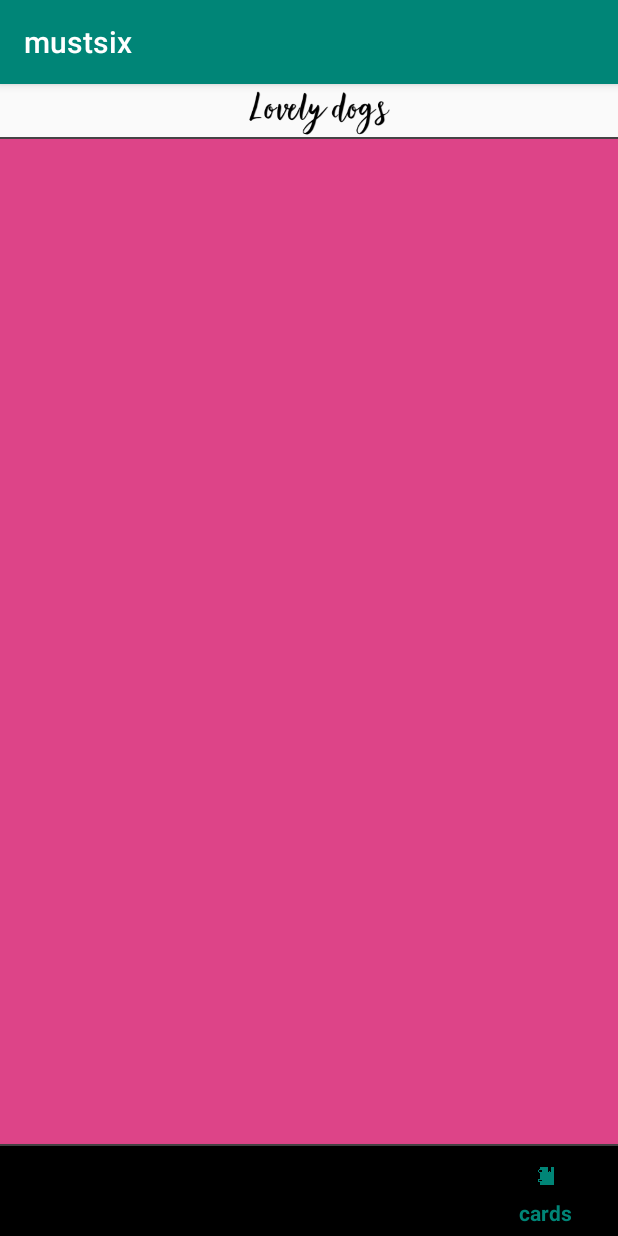
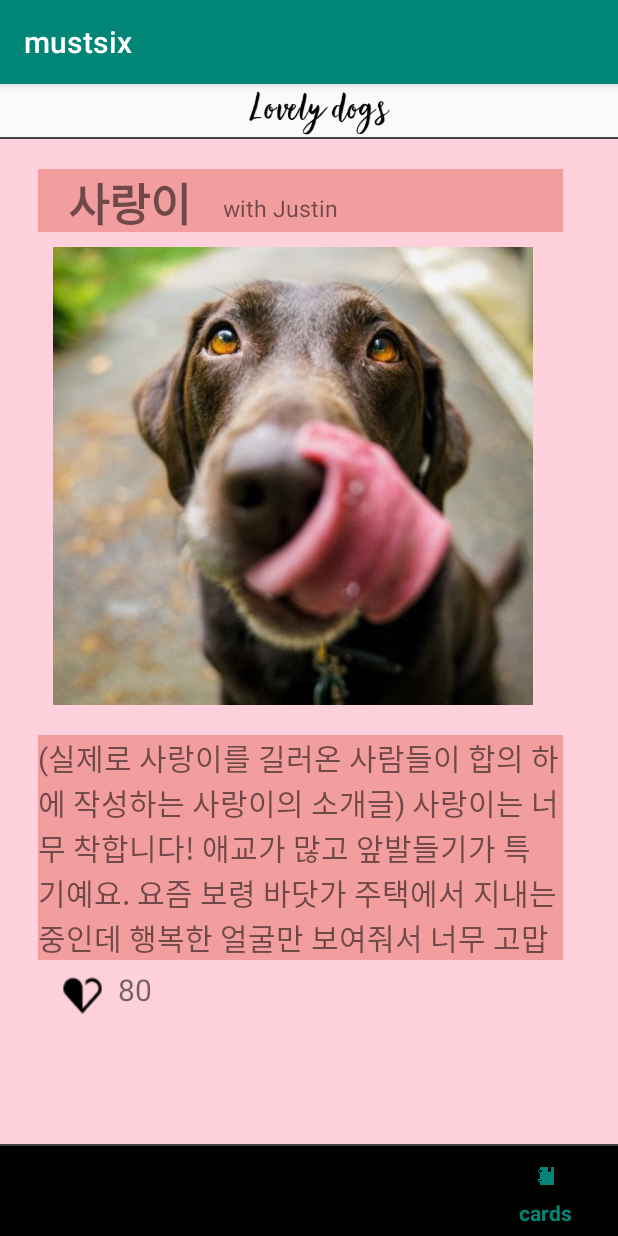
Before and after one commit to MustSix/Abandoned_Dogs_donation_Platform, an Android app: the screen it shows after launch (MainActivity), item 5 of the bottom bar chosen, on a phone screen of 412 x 824 dp. Run offline under Robolectric (Android 15) with nearby library versions, the phone set to English and light mode, and no system bars.

Commit message:
cards 레이아웃 작성

```diff
--- a/MustSix-master/app/src/main/res/layout/fragment_cards.xml
+++ b/MustSix-master/app/src/main/res/layout/fragment_cards.xml
@@ -1,7 +1,94 @@
 <?xml version="1.0" encoding="utf-8"?>
 <LinearLayout xmlns:android="http://schemas.android.com/apk/res/android"
-    android:background="#DD4488"
+    xmlns:app="http://schemas.android.com/apk/res-auto"
+    xmlns:tools="http://schemas.android.com/tools"
     android:orientation="vertical" android:layout_width="match_parent"
     android:layout_height="match_parent">
 
+    <LinearLayout
+        android:layout_width="match_parent"
+        android:layout_height="match_parent"
+        android:orientation="vertical"
+        android:background="#ffd1dc">
+
+
+        <FrameLayout
+            android:id="@+id/cardsname"
+            android:layout_width="350dp"
+            android:layout_height="42dp"
+            android:layout_marginTop="20dp"
+            android:layout_marginLeft="25dp"
+            android:background="#F39E9E">
+
+            <LinearLayout
+                android:layout_width="match_parent"
+                android:layout_height="match_parent">
+
+                <TextView
+                    android:layout_width="wrap_content"
+                    android:layout_height="match_parent"
+                    android:layout_marginLeft="20dp"
+                    android:gravity="center"
+                    android:text="사랑이"
+                    android:textAlignment="center"
+                    android:textSize="30dp"
+                    android:textStyle="bold"></TextView>
+
+                <TextView
+                    android:layout_width="119dp"
+                    android:layout_height="match_parent"
+                    android:layout_marginTop="10dp"
+                    android:gravity="center"
+                    android:text="with Justin"
+                    android:textAlignment="center"
+                    android:textSize="15dp"></TextView>
+            </LinearLayout>
+
+        </FrameLayout>
+
+        <ImageView
+            android:id="@+id/imageView"
+            android:layout_width="320dp"
+            android:layout_height="305dp"
+            android:layout_marginLeft="35dp"
+            android:layout_marginTop="10dp"
+            android:scaleType="centerCrop"
+            android:src="@drawable/maxwell6"></ImageView>
+
+        <FrameLayout
+            android:layout_width="350dp"
+            android:layout_height="150dp"
+            android:layout_gravity="bottom"
+            android:layout_marginLeft="25dp"
+            android:layout_marginTop="20dp"
+            android:background="#F39E9E">
+
+            <TextView
+                android:layout_width="match_parent"
+                android:layout_height="match_parent"
+                android:text="(실제로 사랑이를 길러온 사람들이 합의 하에 작성하는 사랑이의 소개글) 사랑이는 너무 착합니다!
+애교가 많고 앞발들기가 특기예요. 요즘 보령 바닷가 주택에서 지내는 중인데 행복한 얼굴만 보여줘서 너무 고맙습니다. :)"
+                android:textSize="20dp"></TextView>
+
+        </FrameLayout>
+
+        <LinearLayout
+            android:layout_width="match_parent"
+            android:layout_height="wrap_content">
+
+            <ImageView
+                android:layout_width="30dp"
+                android:layout_height="30dp"
+                android:layout_marginLeft="40dp"
+                android:layout_marginTop="10dp"
+                android:src="@drawable/bd_favorite"></ImageView>
+
+            <TextView
+                android:layout_width="40dp"
+                android:layout_height="40dp"
+                android:gravity="center"
+                android:text="80"
+                android:textSize="20dp"></TextView>
+        </LinearLayout>
+    </LinearLayout>
 </LinearLayout>
```
